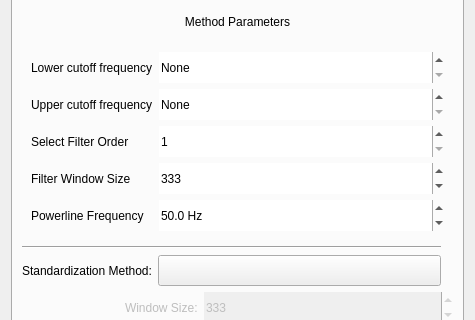
First picture: the form in signal_editor/ui/parameter_inputs.ui, repository fred-kr/signal-editor-v2, before the edit; both pictures show x 0 to 475 and y 160 to 480 of the 475 by 620 pixel window.
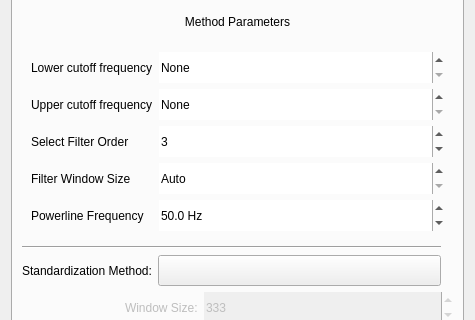
Second picture: the form after the edit. Icons and pictures are not drawn. Custom widgets are drawn as their Qt base class.

What changed in the file:
```diff
--- a/signal_editor/ui/parameter_inputs.ui
+++ b/signal_editor/ui/parameter_inputs.ui
@@ -237,6 +237,9 @@
             <property name="maximum">
              <number>10</number>
             </property>
+            <property name="value">
+             <number>3</number>
+            </property>
            </widget>
           </item>
           <item row="3" column="0">
@@ -303,6 +306,9 @@
             <property name="frame">
              <bool>false</bool>
             </property>
+            <property name="specialValueText">
+             <string>Auto</string>
+            </property>
             <property name="correctionMode">
              <enum>QAbstractSpinBox::CorrectionMode::CorrectToNearestValue</enum>
             </property>
@@ -316,7 +322,7 @@
              <number>2</number>
             </property>
             <property name="value">
-             <number>333</number>
+             <number>5</number>
             </property>
            </widget>
           </item>
```
Left out of the diff: 5 changed lines with no effect on the pictures.
